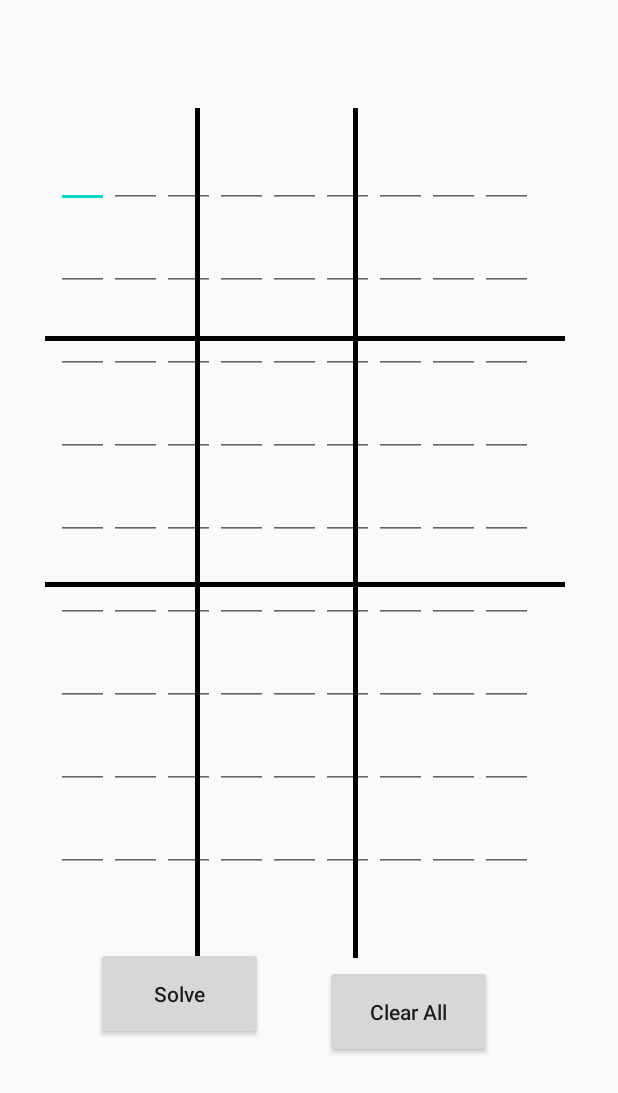
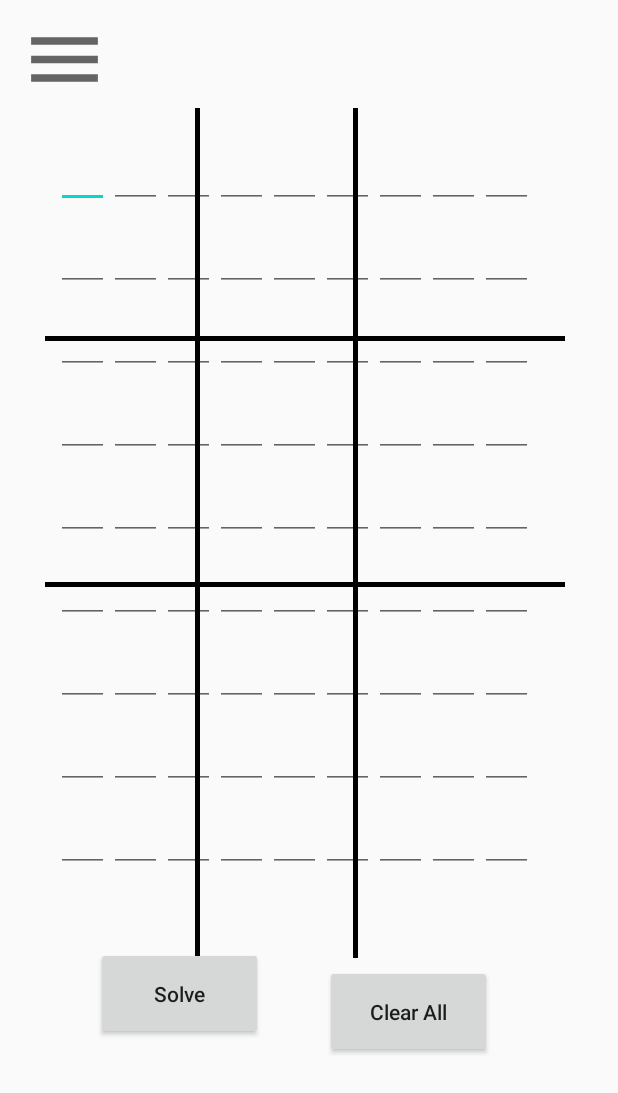
Before and after one commit to Schwartzblat/Sudoko-App, an Android app: the sudokuSolver screen opened directly, with no data from a screen before it, on a phone screen of 412 x 824 dp. Shown: the top 1093 px of the screen. Run offline under Robolectric (Android 15) with nearby library versions, the light colour scheme and no system bars; our stand-ins replace Firebase (no records; nobody signed in at launch, a user with empty details on screens opened directly).

Commit message:
add navigationView to sudokuSolver

```diff
--- a/app/src/main/res/layout/activity_sudoku_solver.xml
+++ b/app/src/main/res/layout/activity_sudoku_solver.xml
@@ -963,4 +963,47 @@
         app:layout_constraintStart_toStartOf="parent"
         app:layout_constraintTop_toBottomOf="@+id/tableLayout4" />
 
+    <androidx.drawerlayout.widget.DrawerLayout
+        android:id="@+id/frame"
+        android:layout_width="match_parent"
+        android:layout_height="match_parent"
+        tools:ignore="MissingConstraints">
+        <com.google.android.material.navigation.NavigationView
+            android:id="@+id/navi"
+            android:layout_width="wrap_content"
+            android:layout_height="match_parent"
+            android:layout_gravity="start"
+            android:background="#ffffff"
+            app:headerLayout="@layout/navihead"
+            android:translationZ="10dp"
+            app:itemIconTint="@color/gray"
+            app:itemTextColor="@color/gray"
+            app:menu="@menu/drawermenu"
+            tools:ignore="MissingConstraints" />
+    </androidx.drawerlayout.widget.DrawerLayout>
+
+    <ImageView
+        android:id="@+id/menuImg"
+        android:layout_width="66dp"
+        android:layout_height="59dp"
+        android:layout_marginStart="10dp"
+        android:layout_marginTop="10dp"
+        android:clickable="true"
+        android:onClick="openNav"
+        app:layout_constraintStart_toStartOf="parent"
+        app:layout_constraintTop_toTopOf="parent"
+        app:srcCompat="@drawable/ic_baseline_menu_24" />
+
+    <Button
+        android:id="@+id/closeNav"
+        android:layout_width="136dp"
+        android:layout_height="728dp"
+        android:alpha="0"
+        android:onClick="closeNav"
+        android:text="Button"
+        app:layout_constraintBottom_toBottomOf="parent"
+        app:layout_constraintEnd_toEndOf="parent"
+        app:layout_constraintTop_toTopOf="parent" />
+
+
 </androidx.constraintlayout.widget.ConstraintLayout>
```
Also changed, not shown: app/src/main/java/com/example/SudoKey/sudokuSolver.java (+138 -8 lines).
